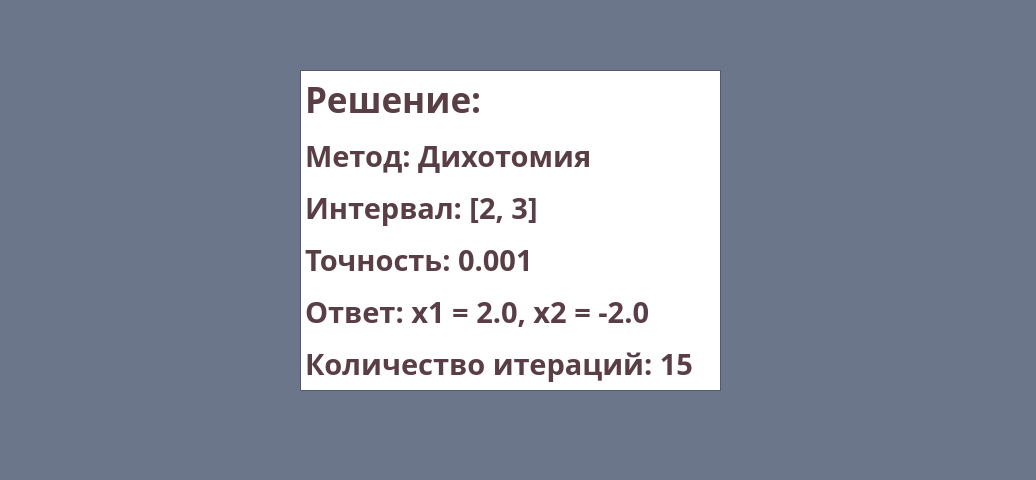
Qt form client_window/solution.ui (ghosty1976/tmp) before a commit.
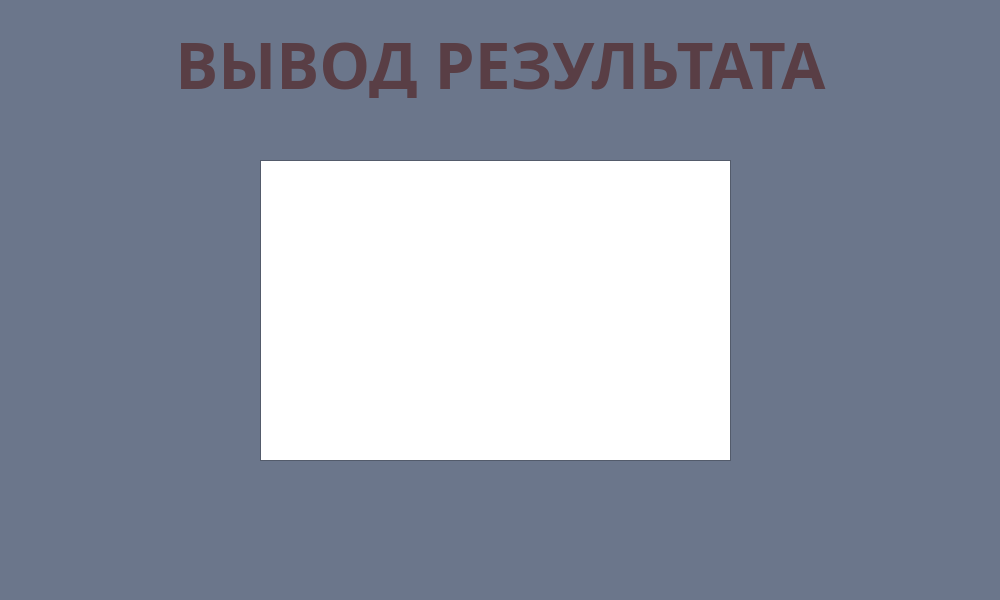
The same form after that commit.

```diff
--- a/client_window/solution.ui
+++ b/client_window/solution.ui
@@ -6,8 +6,8 @@
    <rect>
     <x>0</x>
     <y>0</y>
-    <width>1036</width>
-    <height>480</height>
+    <width>1000</width>
+    <height>600</height>
    </rect>
   </property>
   <property name="palette">
@@ -135,10 +135,10 @@
    <widget class="QTextBrowser" name="textBrowser">
     <property name="geometry">
      <rect>
-      <x>300</x>
-      <y>70</y>
-      <width>421</width>
-      <height>321</height>
+      <x>260</x>
+      <y>160</y>
+      <width>471</width>
+      <height>301</height>
      </rect>
     </property>
     <property name="font">
@@ -156,12 +156,27 @@
 li.unchecked::marker { content: &quot;\2610&quot;; }
 li.checked::marker { content: &quot;\2612&quot;; }
 &lt;/style&gt;&lt;/head&gt;&lt;body style=&quot; font-family:'Gilroy'; font-size:22pt; font-weight:700; font-style:normal;&quot;&gt;
-&lt;h3 style=&quot; margin-top:14px; margin-bottom:12px; margin-left:0px; margin-right:0px; -qt-block-indent:0; text-indent:0px;&quot;&gt;&lt;span style=&quot; font-size:large;&quot;&gt;Решение:&lt;/span&gt;&lt;/h3&gt;
-&lt;p style=&quot; margin-top:12px; margin-bottom:12px; margin-left:0px; margin-right:0px; -qt-block-indent:0; text-indent:0px;&quot;&gt;Метод: Дихотомия&lt;/p&gt;
-&lt;p style=&quot; margin-top:12px; margin-bottom:12px; margin-left:0px; margin-right:0px; -qt-block-indent:0; text-indent:0px;&quot;&gt;Интервал: [2, 3]&lt;/p&gt;
-&lt;p style=&quot; margin-top:12px; margin-bottom:12px; margin-left:0px; margin-right:0px; -qt-block-indent:0; text-indent:0px;&quot;&gt;Точность: 0.001&lt;/p&gt;
-&lt;p style=&quot; margin-top:12px; margin-bottom:12px; margin-left:0px; margin-right:0px; -qt-block-indent:0; text-indent:0px;&quot;&gt;Ответ: x1 = 2.0, x2 = -2.0&lt;/p&gt;
-&lt;p style=&quot; margin-top:12px; margin-bottom:12px; margin-left:0px; margin-right:0px; -qt-block-indent:0; text-indent:0px;&quot;&gt;Количество итераций: 15 &lt;/p&gt;&lt;/body&gt;&lt;/html&gt;</string>
+&lt;p style=&quot;-qt-paragraph-type:empty; margin-top:12px; margin-bottom:12px; margin-left:0px; margin-right:0px; -qt-block-indent:0; text-indent:0px; font-size:large;&quot;&gt;&lt;br /&gt;&lt;/p&gt;&lt;/body&gt;&lt;/html&gt;</string>
+    </property>
+   </widget>
+   <widget class="QLabel" name="labelPasswordRecovery">
+    <property name="geometry">
+     <rect>
+      <x>0</x>
+      <y>20</y>
+      <width>1001</width>
+      <height>78</height>
+     </rect>
+    </property>
+    <property name="font">
+     <font>
+      <family>Gilroy</family>
+      <pointsize>36</pointsize>
+      <bold>true</bold>
+     </font>
+    </property>
+    <property name="text">
+     <string>&lt;html&gt;&lt;head/&gt;&lt;body&gt;&lt;p align=&quot;center&quot;&gt;&lt;span style=&quot; font-size:48pt;&quot;&gt;ВЫВОД РЕЗУЛЬТАТА&lt;/span&gt;&lt;/p&gt;&lt;/body&gt;&lt;/html&gt;</string>
     </property>
    </widget>
   </widget>
```
